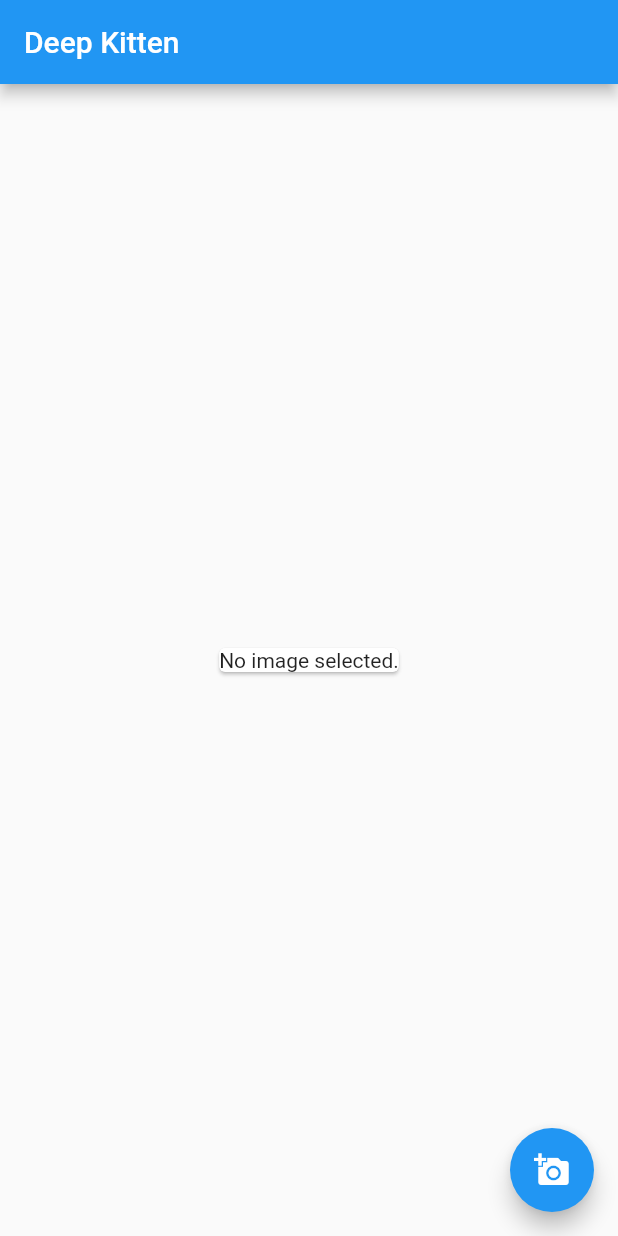
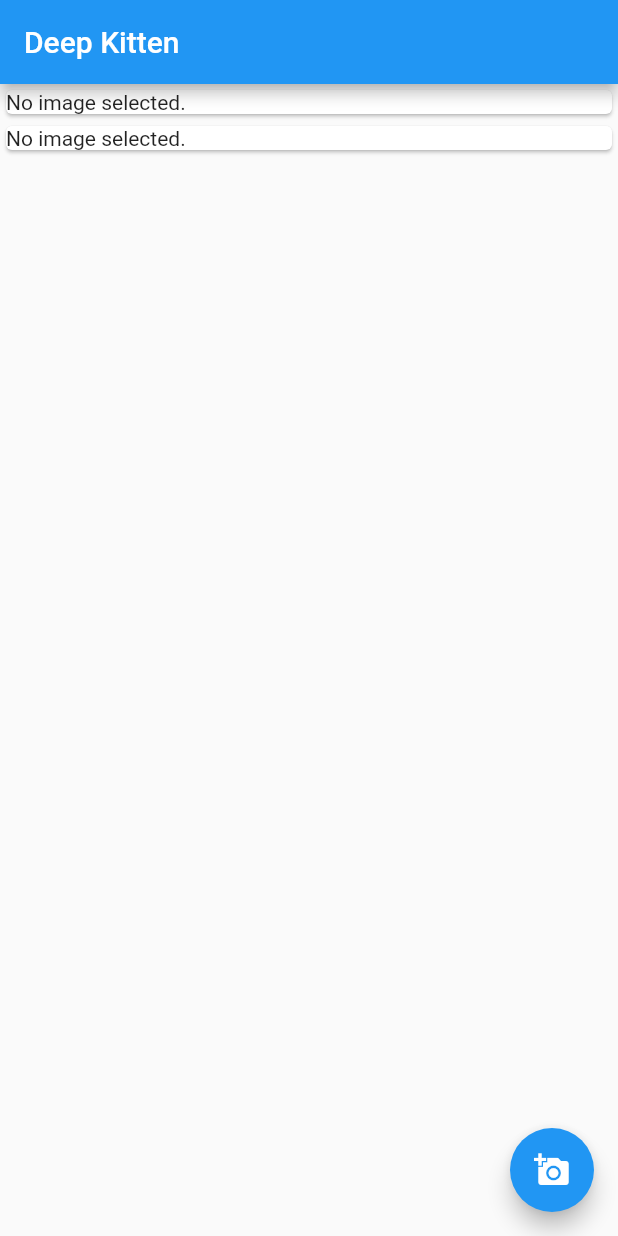
Before and after one commit to ScottBouloutian/deep-kitten, a Flutter app: the screen it shows after launch, after a tap on the "add a photo" icon, on a phone screen of 412 x 824 dp. Run offline on Flutter 3.47's test engine with Material 2 defaults, Android fonts, the phone set to English and light mode, and no system bars; our stand-ins replace dio, image_picker.

Commit message:
add basic functionality

```diff
--- a/lib/home_page.dart
+++ b/lib/home_page.dart
@@ -1,7 +1,10 @@
+import 'dart:typed_data';
+
 import 'package:flutter/material.dart';
 import 'package:image_picker/image_picker.dart';
 import 'package:dio/dio.dart';
 import 'package:image/image.dart' as Images;
+import 'dart:convert';
 import 'dart:io';
 
 class HomePage extends StatefulWidget {
@@ -10,31 +13,61 @@
 }
 
 class HomePageState extends State<HomePage> {
-  File image;
+  Uint8List inputImage;
+  Uint8List outputImage;
+
+  int mapColor(int color) {
+    final red = Images.getRed(color);
+    switch (red) {
+      case 1:
+        return Images.setRed(color, 255);
+      case 2:
+        return Images.setGreen(color, 255);
+      case 3:
+        return Images.setBlue(color, 255);
+      default:
+        print(red);
+        return 0;
+    }
+  }
 
   Future getImage() async {
     final selectedImage = await ImagePicker.pickImage(source: ImageSource.camera);
+    final resizedImage = await resizeImage(selectedImage);
+    final resizedJpg = Images.encodeJpg(resizedImage);
     setState(() {
-      image = selectedImage;
+      inputImage = resizedJpg;
     });
-    await analyzeImage(selectedImage);
+    final response = await analyzeImage(resizedJpg);
+    final output = base64Decode(response.data);
+    final decodedOutput = Images.decodePng(output);
+    for (int y = 0; y < decodedOutput.height; y++) {
+      for (int x = 0; x < decodedOutput.width; x++) {
+        final color = decodedOutput.getPixel(x, y);
+        final updatedColor = mapColor(color);
+        decodedOutput.setPixel(x, y, updatedColor);
+      }
+    }
+    final colorizedImage = Images.encodeJpg(decodedOutput);
+    setState(() {
+      outputImage = colorizedImage;
+    });
   }
 
-  Future<Response> analyzeImage(File file) async {
+  Future<Images.Image> resizeImage(File file) async {
     final data = await file.readAsBytes();
     final image = Images.decodeImage(data);
-    final resizedImage = Images.copyResize(image, width: 256);
-    final resizedImageData = Images.encodeJpg(resizedImage);
+    return Images.copyResize(image, width: 512);
+  }
+
+  Future<Response> analyzeImage(Uint8List image) async {
     FormData formData = new FormData.fromMap({
-      "file": MultipartFile.fromBytes(resizedImageData),
+      'file': MultipartFile.fromBytes(image),
     });
-    try {
-      final response = await Dio().post("https://tfkpb80bza.execute-api.us-east-1.amazonaws.com/dev/inference", data: formData);
-      print(response);
-      return response;
-    } catch (e) {
-      print(e);
-    }
+    return await Dio().post(
+      'https://tfkpb80bza.execute-api.us-east-1.amazonaws.com/dev/inference',
+      data: formData,
+    );
   }
 
   @override
@@ -43,12 +76,19 @@
       appBar: AppBar(
         title: Text('Deep Kitten'),
       ),
-      body: Center(
-        child: Card(
-          child: image == null
-            ? Text('No image selected.')
-            : Image.file(image)
-        ),
+      body: ListView(
+        children: [
+          Card(
+            child: inputImage == null
+              ? Text('No image selected.')
+              : Image.memory(inputImage)
+          ),
+          Card(
+            child: outputImage == null
+              ? Text('No image selected.')
+              : Image.memory(outputImage)
+          ),
+        ],
       ),
       floatingActionButton: FloatingActionButton(
         onPressed: getImage,
--- a/pubspec.yaml
+++ b/pubspec.yaml
@@ -11,7 +11,7 @@
   cupertino_icons: ^0.1.2
   image_picker: ^0.6.3
   dio: ^3.0.8
-  image: ^2.1.12
+  image: 2.1.4
 
 dev_dependencies:
   flutter_test:
```
Also changed, not shown: pubspec.lock, 1 other file.
